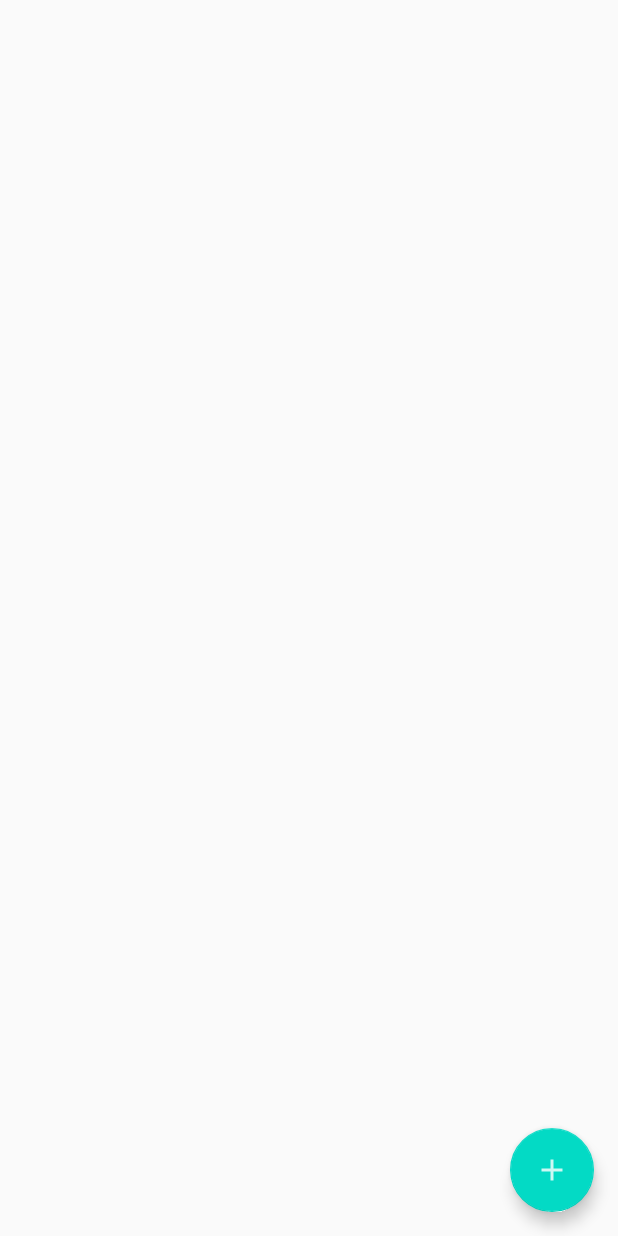
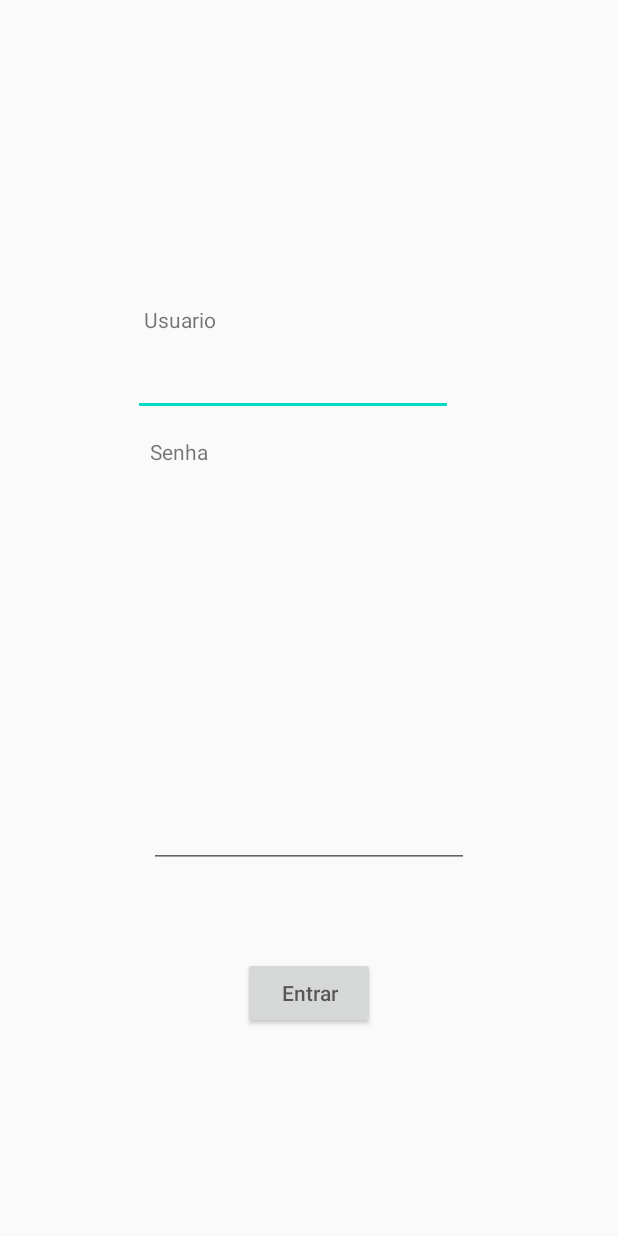
Before and after one commit to FelipeAlves28/comandas-automaticas, an Android app: the layout activity_main.xml on its own in the app's theme, with its tools: preview values and no code run, on a phone screen of 412 x 824 dp. Run offline under Robolectric (Android 15) with nearby library versions, the phone set to English and light mode, and no system bars.

Commit message:
Modificar dados

```diff
--- a/app/build.gradle
+++ b/app/build.gradle
@@ -32,6 +32,7 @@ dependencies {
     implementation 'androidx.lifecycle:lifecycle-extensions:2.2.0'
     implementation 'androidx.navigation:navigation-fragment:2.0.0'
     implementation 'androidx.navigation:navigation-ui:2.0.0'
+    implementation 'androidx.legacy:legacy-support-v4:1.0.0'
     testImplementation 'junit:junit:4.12'
     androidTestImplementation 'androidx.test.ext:junit:1.1.1'
     androidTestImplementation 'androidx.test.espresso:espresso-core:3.2.0'
--- a/app/src/main/res/layout/activity_main.xml
+++ b/app/src/main/res/layout/activity_main.xml
@@ -1,25 +1,61 @@
 <?xml version="1.0" encoding="utf-8"?>
 <RelativeLayout xmlns:android="http://schemas.android.com/apk/res/android"
     xmlns:app="http://schemas.android.com/apk/res-auto"
+    xmlns:tools="http://schemas.android.com/tools"
     android:layout_width="match_parent"
-    android:layout_height="match_parent">
+    android:layout_height="match_parent"
+    tools:context=".TelaLogin">
 
-    <com.google.android.material.floatingactionbutton.FloatingActionButton
-        android:id="@+id/activity_main_fab_novo_cliente"
+    <EditText
+        android:id="@+id/txtEmail"
         android:layout_width="wrap_content"
         android:layout_height="wrap_content"
-        app:fabSize="normal"
         android:layout_alignParentEnd="true"
+        android:layout_centerHorizontal="true"
+        android:layout_marginTop="232dp"
+        android:layout_marginEnd="110dp"
+        android:ems="10"
+        android:importantForAutofill="no"
+        android:inputType="textEmailAddress" />
+
+    <TextView
+        android:id="@+id/textViewUser"
+        android:layout_width="wrap_content"
+        android:layout_height="wrap_content"
+        android:layout_alignParentStart="true"
+        android:layout_alignParentTop="true"
+        android:layout_marginStart="96dp"
+        android:layout_marginTop="203dp"
+        android:text="Usuario" />
+
+    <TextView
+        android:id="@+id/textViewPassWord"
+        android:layout_width="wrap_content"
+        android:layout_height="wrap_content"
+        android:layout_alignParentStart="true"
+        android:layout_alignParentTop="true"
+        android:layout_marginStart="100dp"
+        android:layout_marginTop="291dp"
+        android:text="Senha" />
+
+    <EditText
+        android:id="@+id/txtSenha"
+        android:layout_width="wrap_content"
+        android:layout_height="wrap_content"
         android:layout_alignParentBottom="true"
-        android:layout_margin="16dp"
-        android:clickable="true"
-        android:src="@drawable/ic_action_novo_aluno"
-        android:focusable="true"/>
+        android:layout_centerHorizontal="true"
+        android:layout_marginBottom="245dp"
+        android:ems="10"
+        android:importantForAutofill="no"
+        android:inputType="textPassword" />
 
-    <ListView
-        android:id="@+id/activity_main_lista_de_clientes"
-        android:layout_width="match_parent"
-        android:layout_height="match_parent"
-        />
+    <Button
+        android:id="@+id/btnEntrar"
+        android:layout_width="wrap_content"
+        android:layout_height="wrap_content"
+        android:layout_alignParentBottom="true"
+        android:layout_centerHorizontal="true"
+        android:layout_marginBottom="138dp"
+        android:hint="Entrar" />
 
 </RelativeLayout>
--- a/app/src/main/res/values/strings.xml
+++ b/app/src/main/res/values/strings.xml
@@ -18,4 +18,7 @@
 
     <string name="hello_first_fragment">Hello first fragment</string>
     <string name="hello_second_fragment">Hello second fragment. Arg: %1$s</string>
+
+    <!-- TODO: Remove or change this placeholder text -->
+    <string name="hello_blank_fragment">Hello blank fragment</string>
 </resources>
```
Also changed, not shown: app/src/main/AndroidManifest.xml (+11 -2 lines), app/src/main/java/com/example/comandas_automaticas/ui/activity/FormularioCliente.java (+9 -1 lines), app/src/main/java/com/example/comandas_automaticas/ui/activity/ListaComandasActivity.java (+74 -19 lines), 2 other files.
